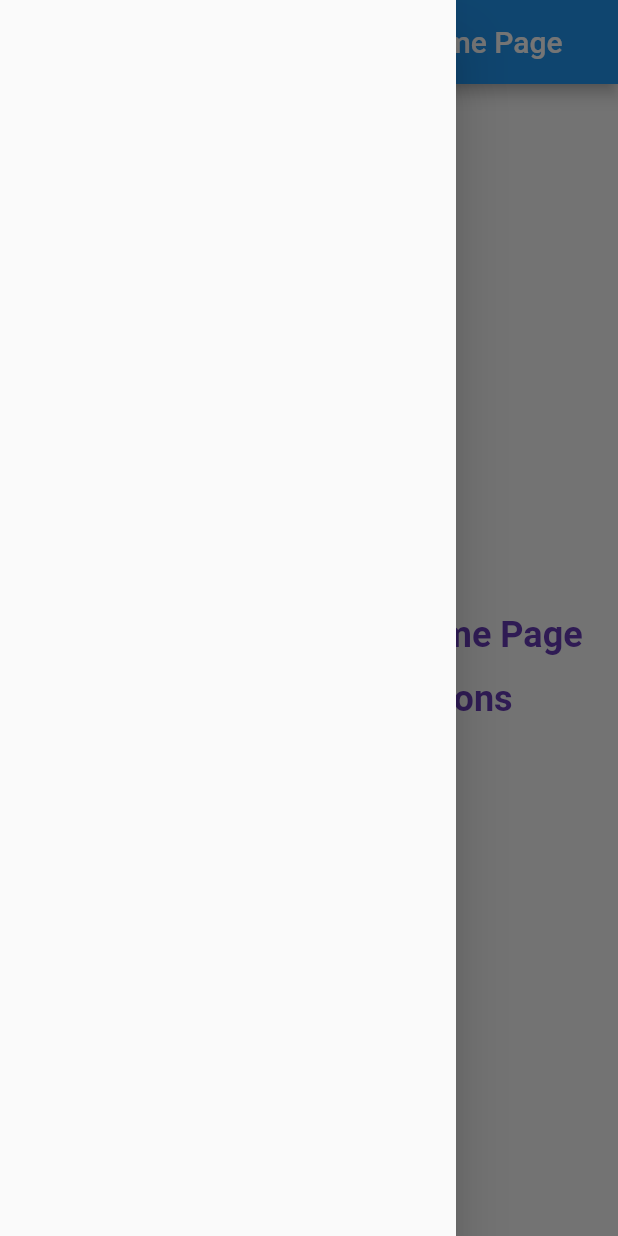
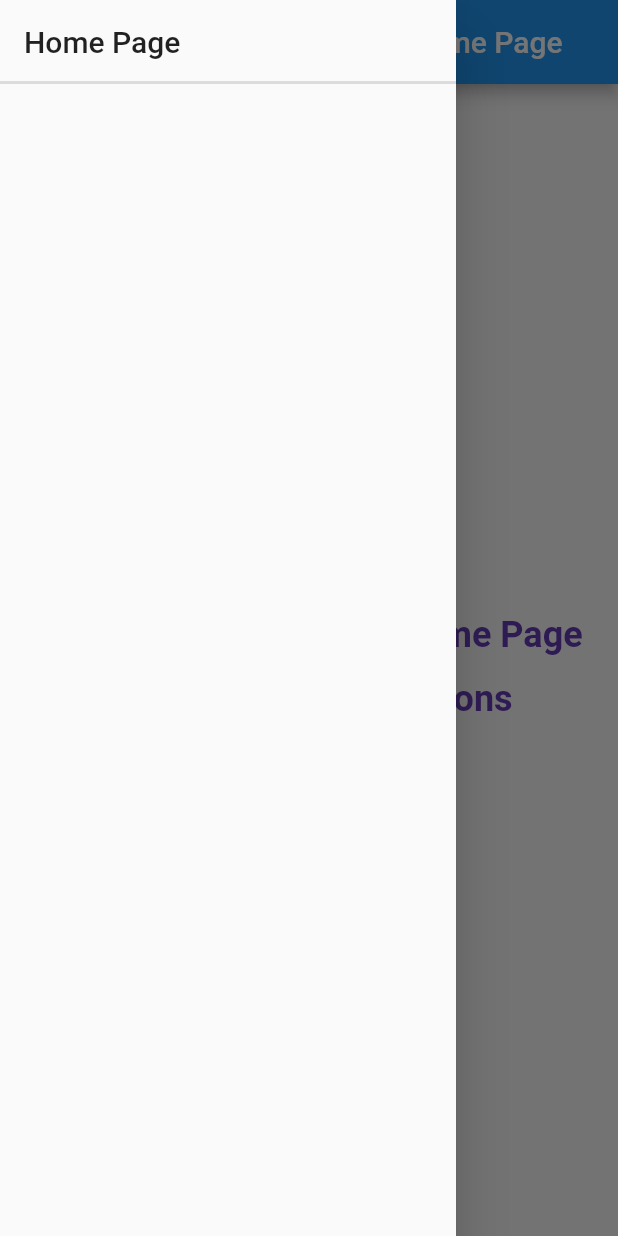
Before and after one commit to sssloba/flutter-widgets-demo, a Flutter app: the screen it shows after launch, with the side drawer open, on a phone screen of 412 x 824 dp. Run offline on Flutter 3.47's test engine with Material 2 defaults, Android fonts, the phone set to English and light mode, and no system bars.

Commit message:
app-drawer

```diff
--- a/lib/screens/home_page.dart
+++ b/lib/screens/home_page.dart
@@ -1,4 +1,5 @@
 import 'package:flutter/material.dart';
+import 'package:flutter_widgets_demo/widgets/app_drawer.dart';
 
 class HomePage extends StatelessWidget {
   const HomePage({Key? key}) : super(key: key);
@@ -6,7 +7,7 @@ class HomePage extends StatelessWidget {
   @override
   Widget build(BuildContext context) {
     return Scaffold(
-      drawer: const Drawer(),
+      drawer: const AppDrawer(),
       appBar: AppBar(
         title: const Text('Flutter Widgets Demo Home Page'),
       ),
--- /dev/null
+++ b/lib/widgets/app_drawer.dart
@@ -0,0 +1,18 @@
+import 'package:flutter/material.dart';
+import 'package:flutter_widgets_demo/screens/home_page.dart';
+import 'package:flutter_widgets_demo/widgets/drawer_tile.dart';
+
+class AppDrawer extends StatelessWidget {
+  const AppDrawer({Key? key}) : super(key: key);
+
+  @override
+  Widget build(BuildContext context) {
+    return Drawer(
+      child: ListView(
+        children: const [
+          DrawerTile('Home Page', HomePage()),
+        ],
+      ),
+    );
+  }
+}
--- /dev/null
+++ b/lib/widgets/drawer_tile.dart
@@ -0,0 +1,41 @@
+import 'package:flutter/material.dart';
+
+class DrawerTile extends StatelessWidget {
+  const DrawerTile(
+    this.title,
+    this.route, {
+    Key? key,
+    this.onTap,
+  }) : super(key: key);
+
+  final String title;
+  final Function? onTap;
+  final Widget route;
+
+  @override
+  Widget build(BuildContext context) {
+    return Column(
+      children: [
+        ListTile(
+            title: Text(
+              title,
+              style: const TextStyle(fontSize: 20.0),
+            ),
+            onTap: () {
+              Navigator.pop(context);
+              onTap;
+              Navigator.push(
+                context,
+                MaterialPageRoute(
+                  builder: (context) => route,
+                ),
+              );
+            }),
+        const Divider(
+          height: 0,
+          thickness: 2,
+        ),
+      ],
+    );
+  }
+}
```
